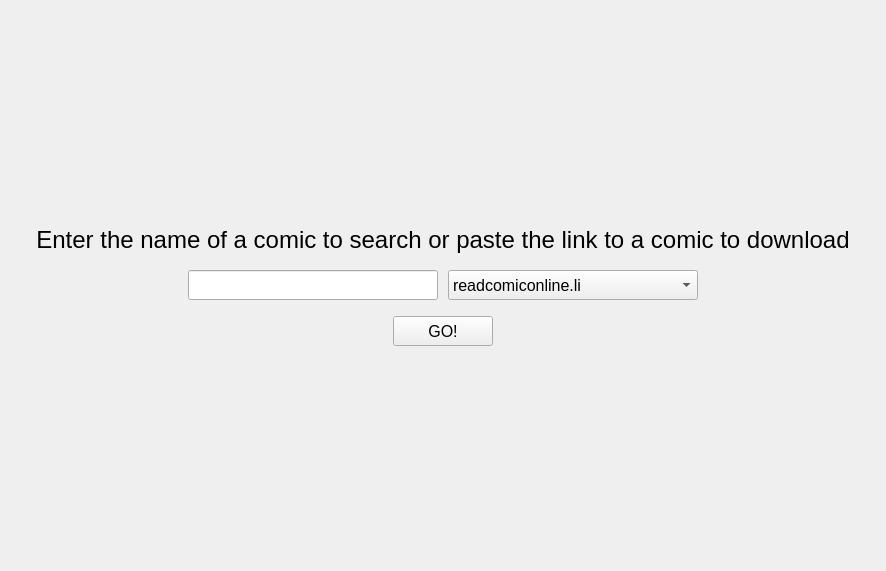
Above: UI/Start.ui from UjwalReddy267/COMIC_SD before the change. Below: the same form after it.
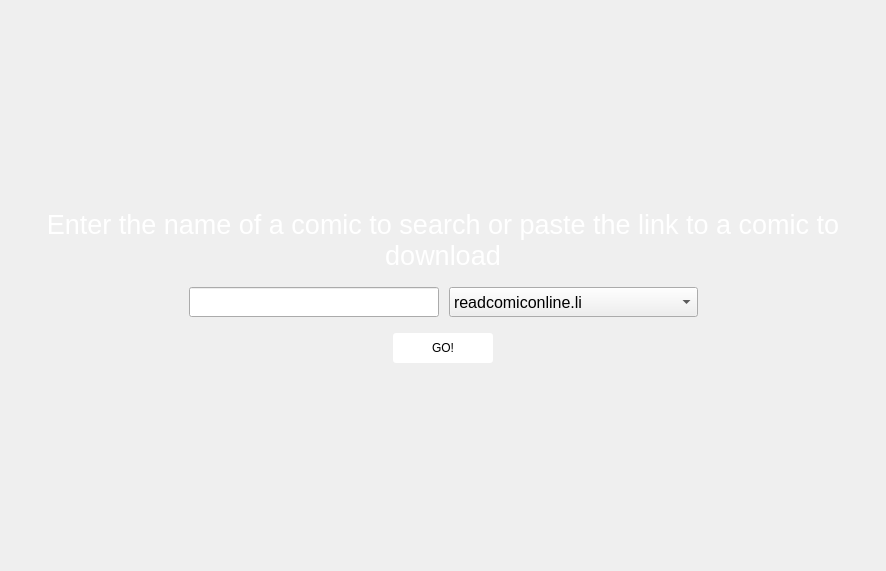
That is the form after the change.

```diff
--- a/UI/Start.ui
+++ b/UI/Start.ui
@@ -13,6 +13,9 @@
   <property name="windowTitle">
    <string>Form</string>
   </property>
+  <property name="styleSheet">
+   <string notr="true"/>
+  </property>
   <layout class="QVBoxLayout" name="verticalLayout">
    <item>
     <spacer name="verticalSpacer">
@@ -37,9 +40,13 @@
      </property>
      <property name="font">
       <font>
-       <pointsize>18</pointsize>
+       <pointsize>20</pointsize>
       </font>
      </property>
+     <property name="styleSheet">
+      <string notr="true">font-family:Helvetica;
+color:#ffffff;</string>
+     </property>
      <property name="text">
       <string>Enter the name of a comic to search or paste the link to a comic to download</string>
      </property>
@@ -97,13 +104,16 @@
          <pointsize>12</pointsize>
         </font>
        </property>
+       <property name="styleSheet">
+        <string notr="true"/>
+       </property>
       </widget>
      </item>
      <item>
       <widget class="QComboBox" name="siteSelector">
        <property name="minimumSize">
         <size>
-         <width>250</width>
+         <width>249</width>
          <height>30</height>
         </size>
        </property>
@@ -118,6 +128,15 @@
          <pointsize>12</pointsize>
         </font>
        </property>
+       <property name="focusPolicy">
+        <enum>Qt::WheelFocus</enum>
+       </property>
+       <property name="acceptDrops">
+        <bool>false</bool>
+       </property>
+       <property name="styleSheet">
+        <string notr="true"/>
+       </property>
        <item>
         <property name="text">
          <string>readcomiconline.li</string>
@@ -174,9 +193,13 @@
        </property>
        <property name="font">
         <font>
-         <pointsize>12</pointsize>
+         <pointsize>9</pointsize>
         </font>
        </property>
+       <property name="styleSheet">
+        <string notr="true">background-color:#ffffff;
+border-radius:3px;</string>
+       </property>
        <property name="text">
         <string>GO!</string>
        </property>
```
